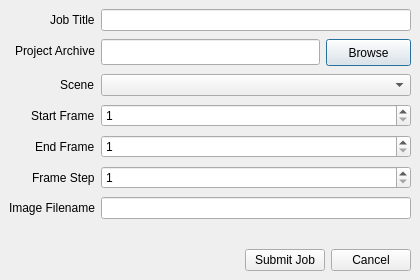
Above: src/rrt/max/ui/submit.ui from RCAD/ringling-render-tools before the change. Below: the same form after it.
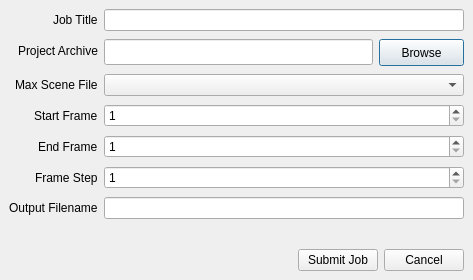
That is the form after the change.

Commit message: Testable version of the max gui.  Time to play with it and determine what else needs to happen.

```diff
--- a/src/rrt/max/ui/submit.ui
+++ b/src/rrt/max/ui/submit.ui
@@ -9,7 +9,7 @@
    <rect>
     <x>0</x>
     <y>0</y>
-    <width>420</width>
+    <width>473</width>
     <height>280</height>
    </rect>
   </property>
@@ -120,7 +120,7 @@
      <item row="3" column="0">
       <widget class="QLabel" name="scene_label">
        <property name="text">
-        <string>Scene</string>
+        <string>Max Scene File</string>
        </property>
       </widget>
      </item>
@@ -181,7 +181,7 @@
      <item row="7" column="0">
       <widget class="QLabel" name="output_lable">
        <property name="text">
-        <string>Image Filename</string>
+        <string>Output Filename</string>
        </property>
       </widget>
      </item>
```
The commit also changes 5 other files.
